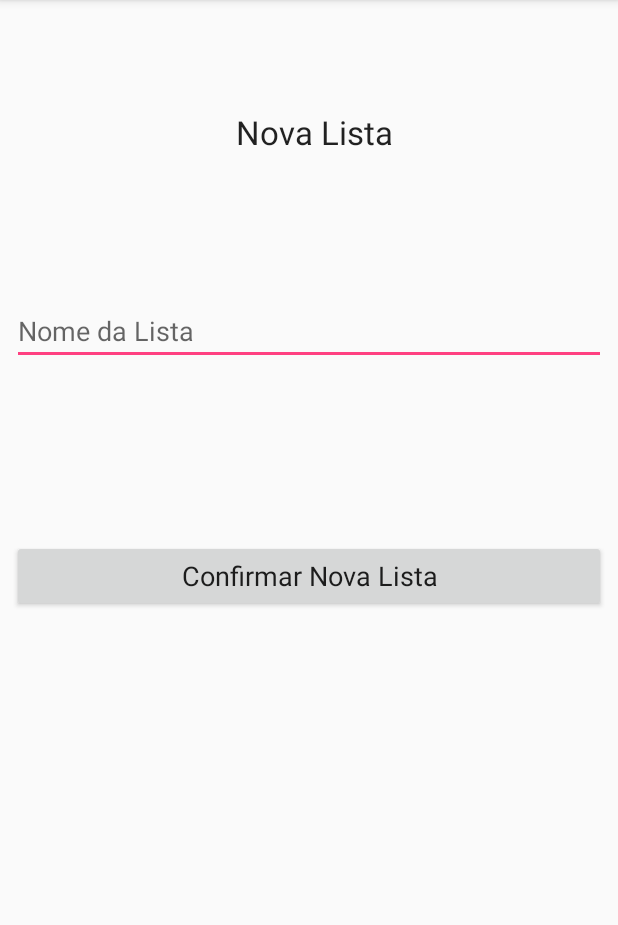
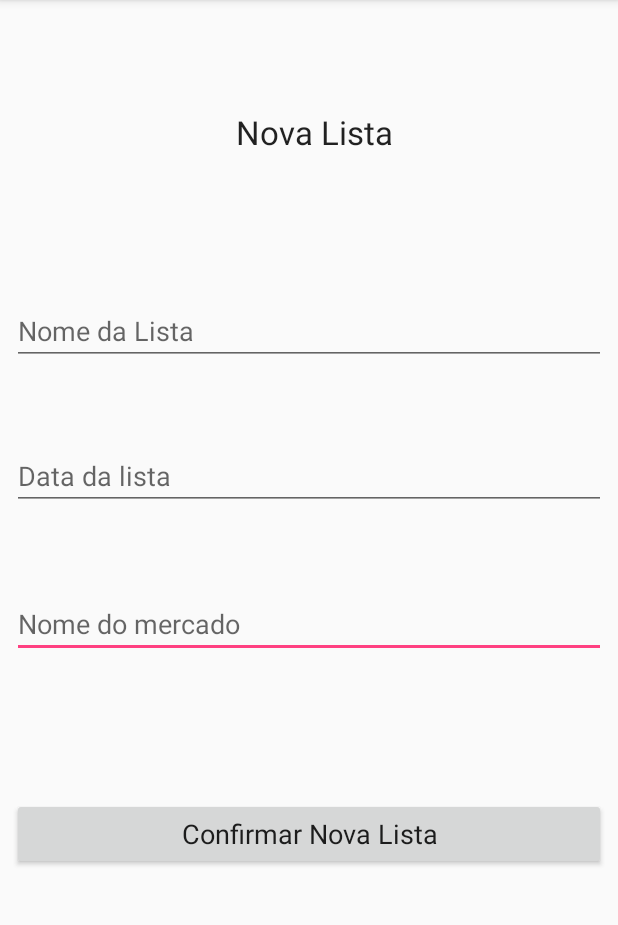
Before and after one commit to ufjf-dcc196/dcc196-2018-3-trb3-gabriel-martins-e-mateus-goncalo, an Android app: the ListaActivity screen opened directly, with no data from a screen before it, after a tap on "Nova Lista", on a phone screen of 412 x 824 dp, the part 84-1009 px from its top. Run offline under Robolectric (Android 15) with nearby library versions, the light colour scheme and no system bars.

Commit message:
Adicionando o insert de nova lista de compra no banco, modificando o cadastrarlistaactivity

```diff
--- a/app/src/main/java/com/ufjf/dcc196/dcc196_trb03/AppContract.java
+++ b/app/src/main/java/com/ufjf/dcc196/dcc196_trb03/AppContract.java
@@ -11,12 +11,14 @@ public class AppContract {
         public final static String COLUMN_NAME_DATA = "data";
         public static final String COLUMN_NAME_VALOR = "valor";
         public static final String COLUMN_NAME_MERCADO = "nomeMercado";
+        public static final String COLUMN_NAME_EHCOMPRA = "ehCompra";
         public final static String CREATE_LISTA  = "CREATE TABLE "+Lista.TABLE_NAME+" ("
                 + Lista.COLUMN_NAME_REGISTRO + " INTEGER PRIMARY KEY AUTOINCREMENT, "
                 + Lista.COLUMN_NAME_NOME+ " TEXT, "
                 + Lista.COLUMN_NAME_DATA+ " TEXT, "
                 + Lista.COLUMN_NAME_VALOR+ " REAL, "
-                + Lista.COLUMN_NAME_MERCADO+ " TEXT"
+                + Lista.COLUMN_NAME_MERCADO+ " TEXT, "
+                + Lista.COLUMN_NAME_EHCOMPRA+ " INTEGER"
                 +")";
         public final static String DROP_LISTA = "DROP TABLE IF EXISTS "+Lista.TABLE_NAME;
     }
--- a/app/src/main/java/com/ufjf/dcc196/dcc196_trb03/CadastrarListaActivity.java
+++ b/app/src/main/java/com/ufjf/dcc196/dcc196_trb03/CadastrarListaActivity.java
@@ -1,8 +1,11 @@
 package com.ufjf.dcc196.dcc196_trb03;
 
 import android.app.Activity;
+import android.content.ContentValues;
+import android.database.sqlite.SQLiteDatabase;
 import android.support.v7.app.AppCompatActivity;
 import android.os.Bundle;
+import android.util.Log;
 import android.view.View;
 import android.widget.Button;
 import android.widget.EditText;
@@ -11,18 +14,37 @@ public class CadastrarListaActivity extends AppCompatActivity {
 
     private Button btnConfNovaLista;
     private EditText etxtNomeLista;
+    private EditText etxtDataLista;
+    private EditText etxtNomeMercado;
+    private ListaDbHelper dbHelper;
 
     @Override
     protected void onCreate(Bundle savedInstanceState) {
         super.onCreate(savedInstanceState);
         setContentView(R.layout.activity_cadastrar_lista);
 
+        dbHelper = new ListaDbHelper(getApplicationContext());
+
         btnConfNovaLista = (Button) findViewById(R.id.btn_ConfNovaLista);
         etxtNomeLista = (EditText) findViewById(R.id.etxt_NomeLista);
+        etxtDataLista = (EditText) findViewById(R.id.etxt_data);
+        etxtNomeMercado = (EditText) findViewById(R.id.etxt_NomeMercado);
 
         btnConfNovaLista.setOnClickListener(new View.OnClickListener() {
             @Override
             public void onClick(View v) {
+                Lista lista = new Lista();
+                lista.setNome(etxtNomeLista.getText().toString());
+                lista.setData(etxtDataLista.getText().toString());
+                lista.setNomeMercado(etxtNomeMercado.getText().toString());
+                SQLiteDatabase db = dbHelper.getWritableDatabase();
+                ContentValues valores = new ContentValues();
+                valores.put(AppContract.Lista.COLUMN_NAME_NOME, lista.getNome());
+                valores.put(AppContract.Lista.COLUMN_NAME_DATA, lista.getData());
+                valores.put(AppContract.Lista.COLUMN_NAME_EHCOMPRA, 0);
+                valores.put(AppContract.Lista.COLUMN_NAME_MERCADO, lista.getNomeMercado());
+                long id = db.insert(AppContract.Lista.TABLE_NAME,null, valores);
+                Log.i("DBINFO", "registro criado com id: "+id);
                 setResult(Activity.RESULT_OK);
                 finish();
             }
--- a/app/src/main/java/com/ufjf/dcc196/dcc196_trb03/ListaActivity.java
+++ b/app/src/main/java/com/ufjf/dcc196/dcc196_trb03/ListaActivity.java
@@ -1,8 +1,13 @@
 package com.ufjf.dcc196.dcc196_trb03;
 
+import android.app.Activity;
 import android.content.Intent;
+import android.database.Cursor;
+import android.database.sqlite.SQLiteDatabase;
+import android.support.annotation.Nullable;
 import android.support.v7.app.AppCompatActivity;
 import android.os.Bundle;
+import android.support.v7.widget.LinearLayoutManager;
 import android.support.v7.widget.RecyclerView;
 import android.view.View;
 import android.widget.Button;
@@ -13,14 +18,32 @@ public class ListaActivity extends AppCompatActivity {
 
     private Button btnNovaLista;
     private RecyclerView rvListas;
+    private ListaAdapter adapter;
+    private ListaDbHelper dbHelper;
 
     @Override
     protected void onCreate(Bundle savedInstanceState) {
         super.onCreate(savedInstanceState);
         setContentView(R.layout.activity_lista);
 
+        dbHelper = new ListaDbHelper(getApplicationContext());
+
         btnNovaLista = (Button) findViewById(R.id.btn_NovaLista);
         rvListas = (RecyclerView) findViewById(R.id.rv_listas);
+        rvListas.setLayoutManager(new LinearLayoutManager(this));
+
+        adapter = new ListaAdapter(getListas());
+        rvListas.setAdapter(adapter);
+
+        adapter.setOnListaClickListener(new ListaAdapter.OnListaClickListener() {
+            @Override
+            public void onListaClick(View listaView, int position) {
+                Intent intent = new Intent(ListaActivity.this, ItensListaActivity.class);
+                Integer registroLista = position;
+                intent.putExtra("registroLista", registroLista);
+                startActivity(intent);
+            }
+        });
 
         btnNovaLista.setOnClickListener(new View.OnClickListener() {
             @Override
@@ -30,4 +53,23 @@ public class ListaActivity extends AppCompatActivity {
             }
         });
     }
+
+    @Override
+    protected void onActivityResult(int requestCode, int resultCode, @Nullable Intent data) {
+        super.onActivityResult(requestCode, resultCode, data);
+        adapter.setCursor(getListas());
+    }
+
+    private Cursor getListas()
+    {
+        SQLiteDatabase db = dbHelper.getReadableDatabase();
+        String []visao = {
+                AppContract.Lista.COLUMN_NAME_REGISTRO,
+                AppContract.Lista.COLUMN_NAME_NOME,
+        };
+        String select = AppContract.Lista.COLUMN_NAME_EHCOMPRA+" = ?";
+        String [] selectArgs = {String.valueOf(0)};
+        String sort = AppContract.Lista.COLUMN_NAME_NOME+ " ASC";
+        return db.query(AppContract.Lista.TABLE_NAME, visao,select,selectArgs,null,null, sort);
+    }
 }
--- a/app/src/main/res/layout/activity_cadastrar_lista.xml
+++ b/app/src/main/res/layout/activity_cadastrar_lista.xml
@@ -18,6 +18,48 @@
         app:layout_constraintRight_toRightOf="parent"
         app:layout_constraintTop_toTopOf="parent"
         app:layout_constraintVertical_bias="0.099" />
+
+    <EditText
+        android:id="@+id/etxt_NomeMercado"
+        android:layout_width="0dp"
+        android:layout_height="wrap_content"
+        android:layout_marginBottom="8dp"
+        android:layout_marginEnd="8dp"
+        android:layout_marginLeft="8dp"
+        android:layout_marginRight="8dp"
+        android:layout_marginStart="8dp"
+        android:layout_marginTop="8dp"
+        android:contentDescription="@string/hint_DataLista"
+        android:ems="10"
+        android:hint="@string/hint_NomeMercado"
+        android:inputType="textPersonName|datetime"
+        app:layout_constraintBottom_toBottomOf="parent"
+        app:layout_constraintEnd_toEndOf="parent"
+        app:layout_constraintHorizontal_bias="0.0"
+        app:layout_constraintStart_toStartOf="parent"
+        app:layout_constraintTop_toTopOf="parent"
+        app:layout_constraintVertical_bias="0.545" />
+
+    <EditText
+        android:id="@+id/etxt_data"
+        android:layout_width="0dp"
+        android:layout_height="wrap_content"
+        android:layout_marginBottom="8dp"
+        android:layout_marginEnd="8dp"
+        android:layout_marginLeft="8dp"
+        android:layout_marginRight="8dp"
+        android:layout_marginStart="8dp"
+        android:layout_marginTop="8dp"
+        android:contentDescription="@string/hint_DataLista"
+        android:ems="10"
+        android:hint="@string/hint_DataLista"
+        android:inputType="datetime"
+        app:layout_constraintBottom_toBottomOf="parent"
+        app:layout_constraintEnd_toEndOf="parent"
+        app:layout_constraintHorizontal_bias="0.0"
+        app:layout_constraintStart_toStartOf="parent"
+        app:layout_constraintTop_toTopOf="parent"
+        app:layout_constraintVertical_bias="0.406" />
 
     <EditText
         android:id="@+id/etxt_NomeLista"
@@ -54,6 +96,8 @@
         android:textAppearance="@android:style/TextAppearance.Holo.Medium"
         app:layout_constraintBottom_toBottomOf="parent"
         app:layout_constraintEnd_toEndOf="parent"
+        app:layout_constraintHorizontal_bias="0.0"
         app:layout_constraintStart_toStartOf="parent"
-        app:layout_constraintTop_toTopOf="parent" />
+        app:layout_constraintTop_toTopOf="parent"
+        app:layout_constraintVertical_bias="0.744" />
 </android.support.constraint.ConstraintLayout>
--- a/app/src/main/res/values/strings.xml
+++ b/app/src/main/res/values/strings.xml
@@ -3,4 +3,6 @@
     <string name="hint_NomeLista">Nome da Lista</string>
     <string name="hint_NomeItem">Nome do Item</string>
     <string name="hint_Qtd">Quantidade</string>
+    <string name="hint_DataLista">Data da lista</string>
+    <string name="hint_NomeMercado">Nome do mercado</string>
 </resources>
```
Also changed, not shown: app/src/main/java/com/ufjf/dcc196/dcc196_trb03/Lista.java (+8 -4 lines).
